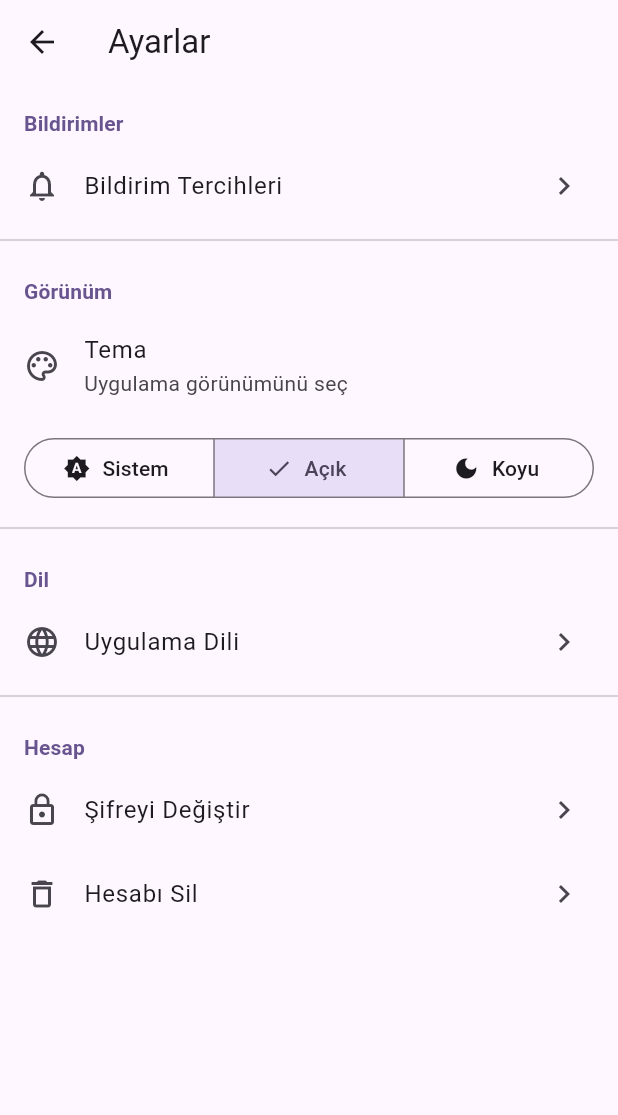
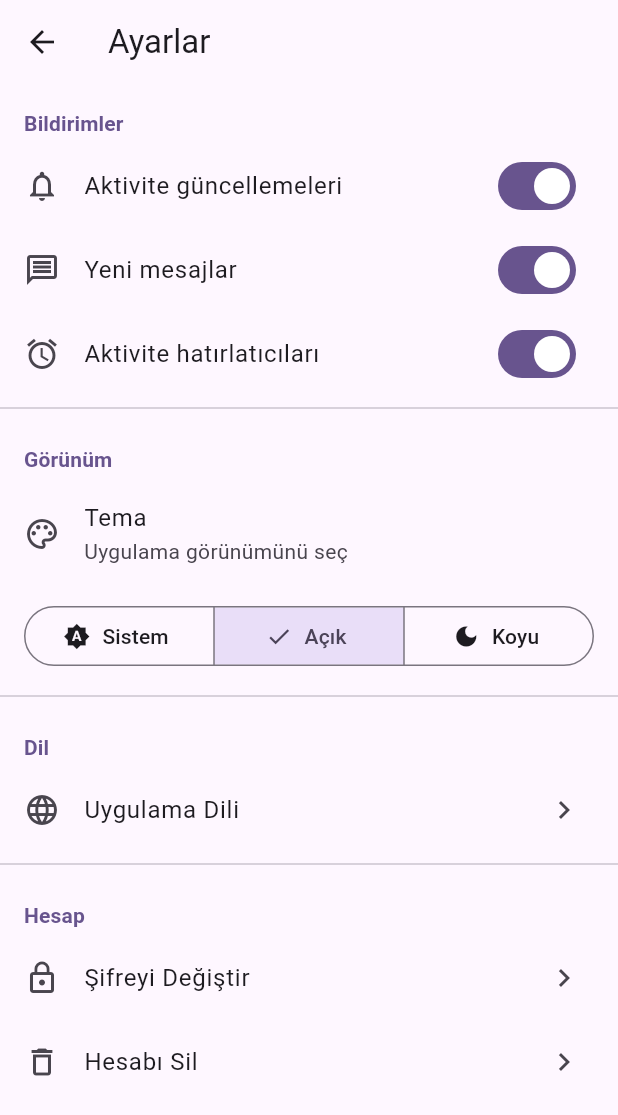
Before and after one commit to onuryr/hadi-app, a Flutter app: the SettingsScreen screen opened directly, after a tap on "Açık", on a phone screen of 412 x 824 dp. Shown: the top 1115 px of the screen. Run offline on Flutter 3.47's test engine with Material 3 defaults, Android fonts, the phone set to English and light mode, and no system bars; our stand-ins replace app_links, cached_network_image, firebase_core, firebase_messaging, flutter_local_notifications, geocoding and 6 more; accounts and stored records are empty; network calls fail.

Commit message:
feat(HAD-52): bildirim tercihleri toggle UI ve API entegrasyonu
Settings ekranı Bildirimler bölümüne 3 SwitchListTile eklendi.
- GET /api/users/me ile başlangıç tercihleri yüklenir (CircularProgressIndicator).
- Toggle değişiminde 300ms debounce ile PATCH /api/users/me/notification-prefs çağrılır.
- API hatasında optimistik güncelleme geri alınır ve SnackBar gösterilir.
- flutter analyze temiz.

Co-Authored-By: Paperclip <noreply@paperclip.ing>

```diff
--- a/lib/screens/settings_screen.dart
+++ b/lib/screens/settings_screen.dart
@@ -1,8 +1,134 @@
+import 'dart:async';
+import 'dart:convert';
 import 'package:flutter/material.dart';
+import 'package:http/http.dart' as http;
+import 'package:supabase_flutter/supabase_flutter.dart';
 import '../services/theme_service.dart';
 
-class SettingsScreen extends StatelessWidget {
+class SettingsScreen extends StatefulWidget {
   const SettingsScreen({super.key});
+
+  @override
+  State<SettingsScreen> createState() => _SettingsScreenState();
+}
+
+class _SettingsScreenState extends State<SettingsScreen> {
+  static const _apiBase = 'https://hadi-production-e4f3.up.railway.app';
+
+  bool _loadingPrefs = true;
+
+  // Optimistic (displayed) values
+  bool _activityUpdates = true;
+  bool _newMessages = true;
+  bool _activityReminders = true;
+
+  // Last successfully saved values — used to revert on API error
+  bool _savedActivityUpdates = true;
+  bool _savedNewMessages = true;
+  bool _savedActivityReminders = true;
+
+  Timer? _debounce;
+
+  Map<String, String> get _authHeaders {
+    final token = Supabase.instance.client.auth.currentSession?.accessToken;
+    return {
+      'Content-Type': 'application/json',
+      if (token != null) 'Authorization': 'Bearer $token',
+    };
+  }
+
+  @override
+  void initState() {
+    super.initState();
+    _loadPrefs();
+  }
+
+  @override
+  void dispose() {
+    _debounce?.cancel();
+    super.dispose();
+  }
+
+  Future<void> _loadPrefs() async {
+    try {
+      final resp = await http
+          .get(Uri.parse('$_apiBase/api/users/me'), headers: _authHeaders)
+          .timeout(const Duration(seconds: 10));
+      if (resp.statusCode == 200 && mounted) {
+        final data = jsonDecode(resp.body) as Map<String, dynamic>;
+        final prefs = data['notificationPrefs'] as Map<String, dynamic>?;
+        if (prefs != null) {
+          final au = prefs['activityUpdates'] as bool? ?? true;
+          final nm = prefs['newMessages'] as bool? ?? true;
+          final ar = prefs['activityReminders'] as bool? ?? true;
+          setState(() {
+            _activityUpdates = au;
+            _newMessages = nm;
+            _activityReminders = ar;
+            _savedActivityUpdates = au;
+            _savedNewMessages = nm;
+            _savedActivityReminders = ar;
+          });
+        }
+      }
+    } catch (_) {
+      // Keep defaults on load failure
+    } finally {
+      if (mounted) setState(() => _loadingPrefs = false);
+    }
+  }
+
+  void _onToggle(String field, bool value) {
+    setState(() {
+      switch (field) {
+        case 'activityUpdates':
+          _activityUpdates = value;
+        case 'newMessages':
+          _newMessages = value;
+        case 'activityReminders':
+          _activityReminders = value;
+      }
+    });
+    _debounce?.cancel();
+    _debounce = Timer(const Duration(milliseconds: 300), _patchPrefs);
+  }
+
+  Future<void> _patchPrefs() async {
+    final au = _activityUpdates;
+    final nm = _newMessages;
+    final ar = _activityReminders;
+    try {
+      final resp = await http
+          .patch(
+            Uri.parse('$_apiBase/api/users/me/notification-prefs'),
+            headers: _authHeaders,
+            body: jsonEncode({
+              'activityUpdates': au,
+              'newMessages': nm,
+              'activityReminders': ar,
+            }),
+          )
+          .timeout(const Duration(seconds: 10));
+      if (resp.statusCode == 200 && mounted) {
+        _savedActivityUpdates = au;
+        _savedNewMessages = nm;
+        _savedActivityReminders = ar;
+      } else {
+        throw Exception(resp.statusCode);
+      }
+    } catch (_) {
+      if (mounted) {
+        setState(() {
+          _activityUpdates = _savedActivityUpdates;
+          _newMessages = _savedNewMessages;
+          _activityReminders = _savedActivityReminders;
+        });
+        ScaffoldMessenger.of(context).showSnackBar(
+          const SnackBar(content: Text('Tercihler kaydedilemedi. Tekrar deneyin.')),
+        );
+      }
+    }
+  }
 
   @override
   Widget build(BuildContext context) {
@@ -13,12 +139,31 @@ class SettingsScreen extends StatelessWidget {
         builder: (context, _) => ListView(
           children: [
             _SectionHeader(title: 'Bildirimler'),
-            // TODO(HAD-52): Bildirim tercihleri toggle UI ve API entegrasyonu
-            const ListTile(
-              leading: Icon(Icons.notifications_outlined),
-              title: Text('Bildirim Tercihleri'),
-              trailing: Icon(Icons.chevron_right),
-            ),
+            if (_loadingPrefs)
+              const Padding(
+                padding: EdgeInsets.symmetric(vertical: 24),
+                child: Center(child: CircularProgressIndicator()),
+              )
+            else ...[
+              SwitchListTile(
+                secondary: const Icon(Icons.notifications_outlined),
+                title: const Text('Aktivite güncellemeleri'),
+                value: _activityUpdates,
+                onChanged: (v) => _onToggle('activityUpdates', v),
+              ),
+              SwitchListTile(
+                secondary: const Icon(Icons.message_outlined),
+                title: const Text('Yeni mesajlar'),
+                value: _newMessages,
+                onChanged: (v) => _onToggle('newMessages', v),
+              ),
+              SwitchListTile(
+                secondary: const Icon(Icons.alarm_outlined),
+                title: const Text('Aktivite hatırlatıcıları'),
+                value: _activityReminders,
+                onChanged: (v) => _onToggle('activityReminders', v),
+              ),
+            ],
             const Divider(),
             _SectionHeader(title: 'Görünüm'),
             const ListTile(
@@ -52,7 +197,6 @@ class SettingsScreen extends StatelessWidget {
             ),
             const Divider(),
             _SectionHeader(title: 'Dil'),
-            // TODO: Dil seçimi — uygulama dilini değiştir
             const ListTile(
               leading: Icon(Icons.language_outlined),
               title: Text('Uygulama Dili'),
@@ -60,13 +204,11 @@ class SettingsScreen extends StatelessWidget {
             ),
             const Divider(),
             _SectionHeader(title: 'Hesap'),
-            // TODO: Şifre değiştirme akışı
             const ListTile(
               leading: Icon(Icons.lock_outline),
               title: Text('Şifreyi Değiştir'),
               trailing: Icon(Icons.chevron_right),
             ),
-            // TODO: Hesap silme akışı (HAD-44 kapsamı)
             const ListTile(
               leading: Icon(Icons.delete_outline),
               title: Text('Hesabı Sil'),
```
